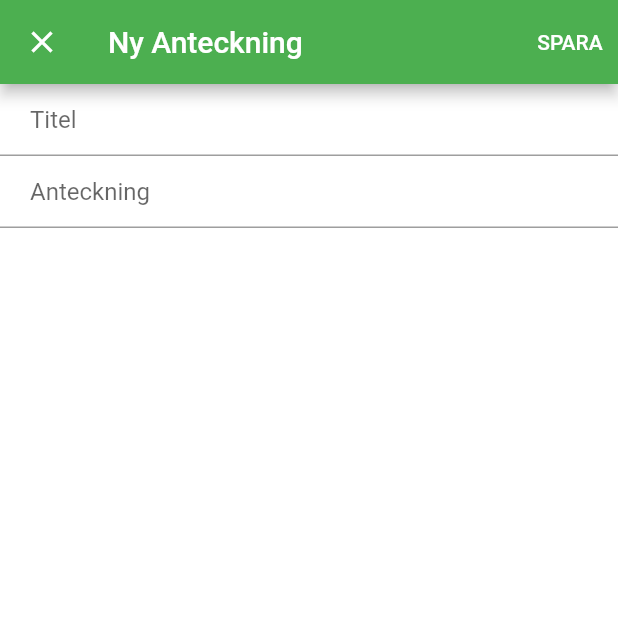
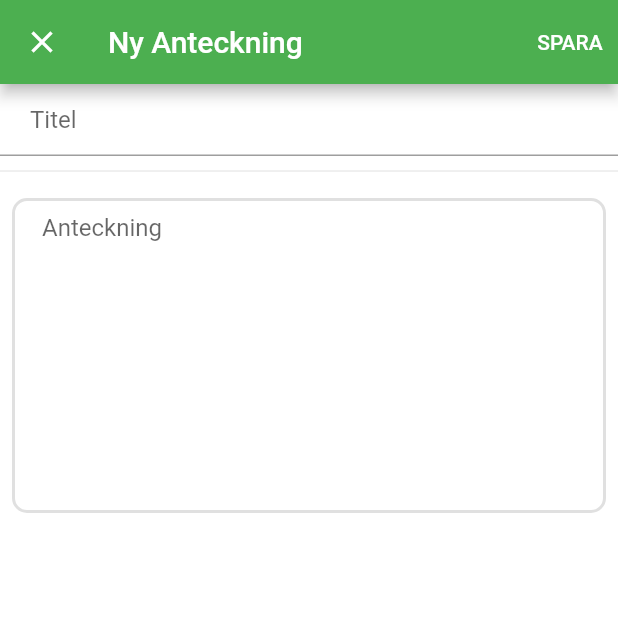
Before and after one commit to maxNyst/FAUNAtic_FrontEnd, a Flutter app: the CustomNote screen opened directly, on a phone screen of 412 x 824 dp, the top half of it. Run offline on Flutter 3.47's test engine with Material 2 defaults, Android fonts, the phone set to English and light mode, and no system bars; our stand-ins replace firebase_auth, firebase_core, flutter_speed_dial, google_fonts; missing offline and left inert: dart:ffi; accounts and stored records are empty.

```diff
--- a/lib/Screens/Moment/custom_note.dart
+++ b/lib/Screens/Moment/custom_note.dart
@@ -1,9 +1,15 @@
 import 'package:flutter/material.dart';
 
-class CustomNote extends StatelessWidget {
+class CustomNote extends StatefulWidget {
+  CustomNote({Key key}) : super(key: key);
+
+  @override
+  _CustomNoteState createState() => _CustomNoteState();
+}
+
+class _CustomNoteState extends State<CustomNote> {
   final _formKey = GlobalKey<FormState>();
-
-  CustomNote({Key key}) : super(key: key);
+  var _title, _body, _image;
 
   @override
   Widget build(BuildContext context) {
@@ -16,10 +22,15 @@ class CustomNote extends StatelessWidget {
         ),
         actions: [
           TextButton(
-            onPressed: () => Navigator.pop(
-              context,
-            ),
             style: TextButton.styleFrom(primary: Colors.white),
+            onPressed: () {
+              var formState = _formKey.currentState;
+              if (formState.validate()) {
+                formState.save();
+                Navigator.pop(context,
+                    NoteModel(title: _title, body: _body, image: _image));
+              }
+            },
             child: Text('SPARA'),
           )
         ],
@@ -29,18 +40,55 @@ class CustomNote extends StatelessWidget {
         child: Column(
           children: [
             TextFormField(
+              onSaved: (title) => _title = title,
+              textCapitalization: TextCapitalization.words,
+              validator: (text) {
+                return text.trim().isEmpty ? 'Saknar titel' : null;
+              },
               decoration: InputDecoration(
-                  hintText: 'Titel',
-                  contentPadding: EdgeInsets.symmetric(horizontal: 20)),
+                hintText: 'Titel',
+                contentPadding: const EdgeInsets.symmetric(
+                  horizontal: 20,
+                  vertical: 10,
+                ),
+              ),
             ),
-            TextFormField(
-              decoration: InputDecoration(
+            Divider(
+              height: 20,
+            ),
+            Padding(
+              padding: const EdgeInsets.all(8.0),
+              child: TextFormField(
+                keyboardType: TextInputType.multiline,
+                minLines: 10,
+                maxLines: 10,
+                onSaved: (body) => _body = body,
+                textCapitalization: TextCapitalization.sentences,
+                validator: (text) {
+                  return text.trim().isEmpty ? 'Saknar anteckningskropp' : null;
+                },
+                decoration: InputDecoration(
                   hintText: 'Anteckning',
-                  contentPadding: EdgeInsets.symmetric(horizontal: 20)),
-            )
+                  contentPadding: const EdgeInsets.symmetric(
+                    horizontal: 20,
+                    vertical: 10,
+                  ),
+                  enabledBorder: OutlineInputBorder(
+                    borderSide: BorderSide(color: Colors.black12, width: 2),
+                    borderRadius:
+                        BorderRadius.circular(10),
+                  ),
+                  focusedBorder: OutlineInputBorder(
+                    borderSide: BorderSide(color: Theme.of(context).accentColor, width: 1),
+
+                  ),
+                ),
+              ),
+            ),
           ],
         ),
       ),
+      resizeToAvoidBottomInset: false,
     );
   }
 }
@@ -50,5 +98,5 @@ class NoteModel {
   String body;
   Image image;
 
-  NoteModel(this.title, this.body, this.image);
+  NoteModel({this.title, this.body, this.image});
 }
```
Also changed, not shown: lib/Screens/Moment/moments_screen.dart (+38 -13 lines).
